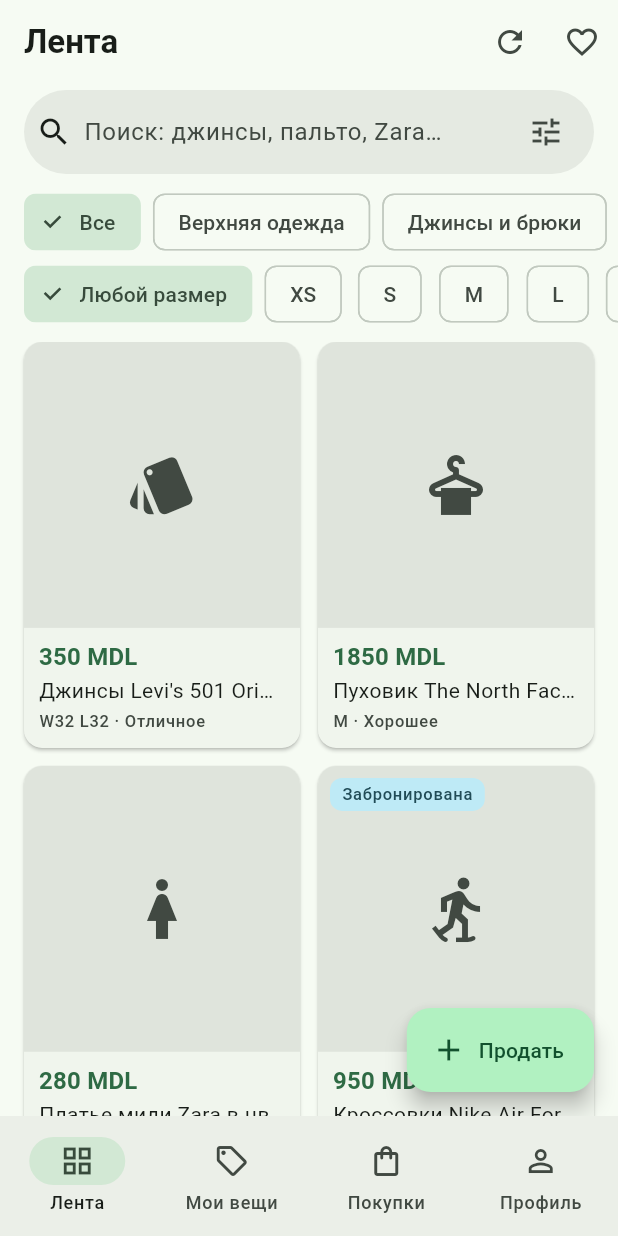
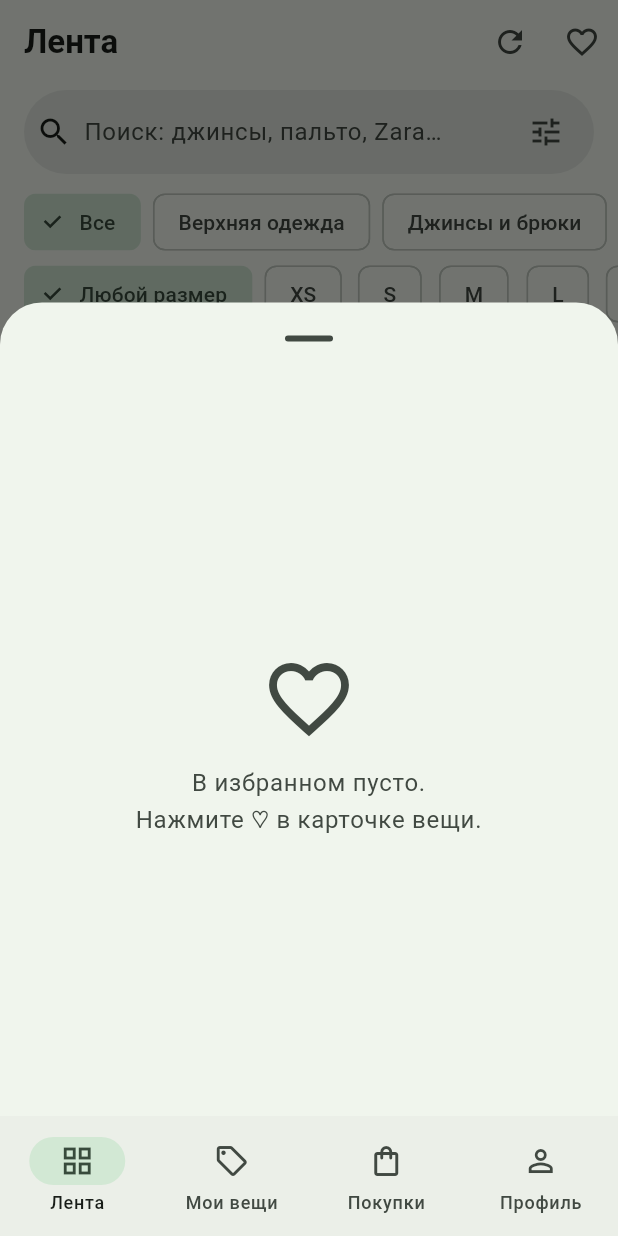
Before and after one commit to TimaDyakonu/PAMLab, a Flutter app: the FeedScreen screen opened by its route, after a tap on the "favorite outline" icon, on a phone screen of 412 x 824 dp. Run offline on Flutter 3.47's test engine with Material 3 defaults, Android fonts, the phone set to English and light mode, and no system bars; our stand-ins replace go_router.

Commit message:
L4: список избранного по нажатию на значок в ленте

```diff
--- a/lib/screens/feed_screen.dart
+++ b/lib/screens/feed_screen.dart
@@ -7,6 +7,7 @@ import '../models/favorites_model.dart';
 import '../models/items_model.dart';
 import '../widgets/empty_view.dart';
 import '../widgets/error_view.dart';
+import '../widgets/favorites_sheet.dart';
 import '../widgets/item_card.dart';
 
 class FeedScreen extends StatelessWidget {
@@ -57,7 +58,11 @@ class FeedScreen extends StatelessWidget {
             icon: const Icon(Icons.refresh),
           ),
           IconButton(
-            onPressed: () {},
+            tooltip: 'Избранное',
+            onPressed: () => FavoritesSheet.show(
+              context,
+              onOpen: (id) => context.push('/feed/$id'),
+            ),
             // Consumer: пересобирается только значок, а не весь экран
             icon: Consumer<FavoritesModel>(
               builder: (context, favorites, child) => Badge(
--- /dev/null
+++ b/lib/widgets/favorites_sheet.dart
@@ -0,0 +1,73 @@
+// widgets/favorites_sheet.dart — нижняя панель со списком избранного.
+// Читает две модели: id избранного и сами вещи (у обеих свои состояния).
+import 'package:flutter/material.dart';
+import 'package:provider/provider.dart';
+import '../models/favorites_model.dart';
+import '../models/items_model.dart';
+import 'empty_view.dart';
+import 'error_view.dart';
+import 'item_tile.dart';
+
+class FavoritesSheet extends StatelessWidget {
+  /// Вызывается с id вещи, когда пользователь тапнул по ней.
+  final ValueChanged<String> onOpen;
+
+  const FavoritesSheet({super.key, required this.onOpen});
+
+  static Future<void> show(
+    BuildContext context, {
+    required ValueChanged<String> onOpen,
+  }) {
+    return showModalBottomSheet<void>(
+      context: context,
+      isScrollControlled: true,
+      showDragHandle: true,
+      builder: (sheetCtx) => FavoritesSheet(
+        onOpen: (id) {
+          Navigator.pop(sheetCtx);
+          onOpen(id);
+        },
+      ),
+    );
+  }
+
+  @override
+  Widget build(BuildContext context) {
+    final favorites = context.watch<FavoritesModel>();
+    final model = context.watch<ItemsModel>();
+
+    final Widget body;
+    if (model.isLoading) {
+      body = const Center(child: CircularProgressIndicator());
+    } else if (model.error != null) {
+      body = ErrorView(
+        message: model.error!,
+        onRetry: () => context.read<ItemsModel>().load(),
+      );
+    } else {
+      final items = [
+        for (final item in model.items)
+          if (favorites.isFavorite(item.id)) item,
+      ];
+      body = items.isEmpty
+          ? const EmptyView(
+              icon: Icons.favorite_border,
+              message: 'В избранном пусто.\nНажмите ♡ в карточке вещи.',
+            )
+          : ListView.separated(
+              padding: const EdgeInsets.fromLTRB(16, 0, 16, 16),
+              itemCount: items.length,
+              separatorBuilder: (_, _) => const SizedBox(height: 8),
+              itemBuilder: (context, index) => ItemTile(
+                item: items[index],
+                onTap: () => onOpen(items[index].id),
+              ),
+            );
+    }
+
+    return SizedBox(
+      height: MediaQuery.sizeOf(context).height * 0.6,
+      child: body,
+    );
+  }
+}
```
